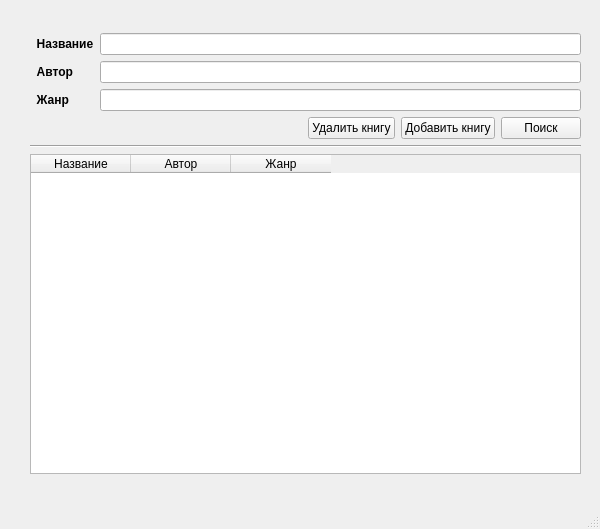
Antareas/Bibleo, file mainwindow.ui: the form before one commit.
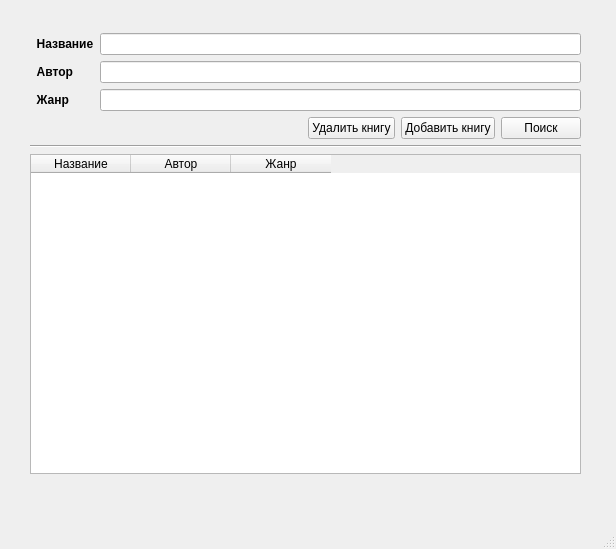
The form after the commit.

Commit message: rework design

```diff
--- a/mainwindow.ui
+++ b/mainwindow.ui
@@ -6,15 +6,15 @@
    <rect>
     <x>0</x>
     <y>0</y>
-    <width>600</width>
-    <height>529</height>
+    <width>616</width>
+    <height>549</height>
    </rect>
   </property>
   <property name="windowTitle">
    <string>MainWindow</string>
   </property>
   <widget class="QWidget" name="centralwidget">
-   <widget class="QWidget" name="">
+   <widget class="QWidget" name="layoutWidget">
     <property name="geometry">
      <rect>
       <x>30</x>
```
Left out of the diff: 44 changed lines with no effect on the pictures. The commit also changes 6 other files.
